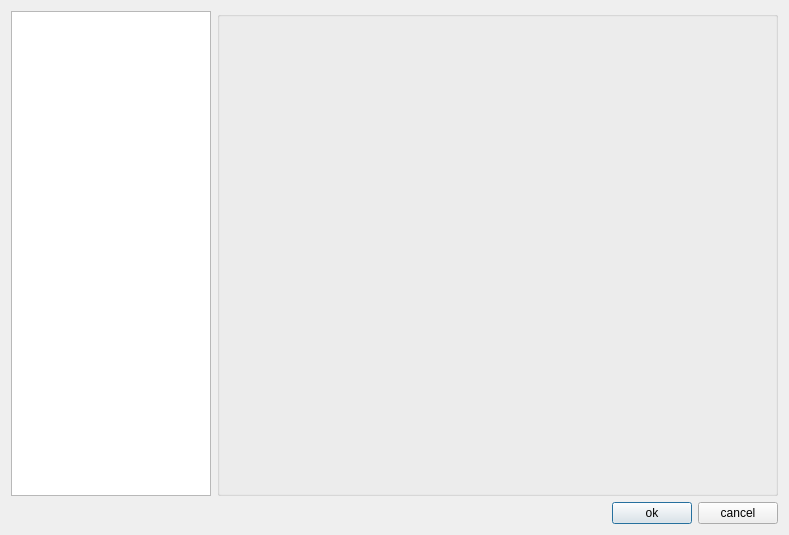
The window that src/ugeneui/src/app_settings/ui/AppSettingsDialog.ui (dualword/ugene-qt4) describes before a commit, drawn with Qt 5.
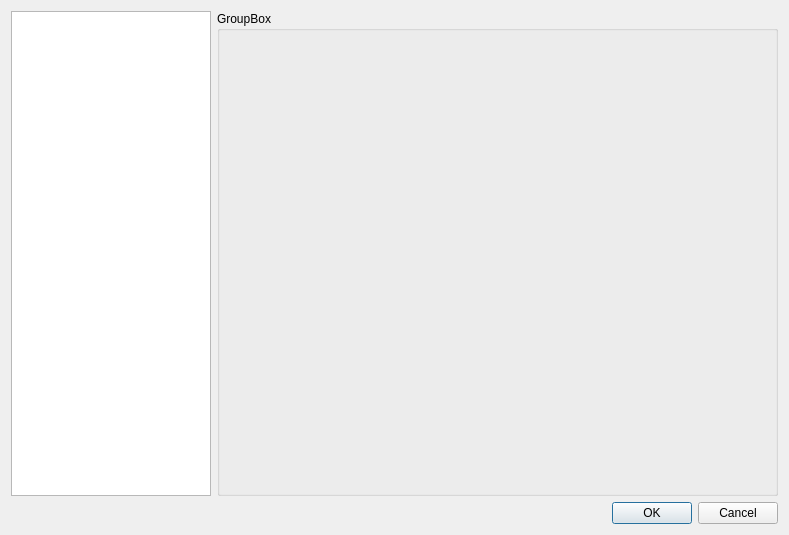
The same window after the commit.

```diff
--- a/src/ugeneui/src/app_settings/ui/AppSettingsDialog.ui
+++ b/src/ugeneui/src/app_settings/ui/AppSettingsDialog.ui
@@ -52,44 +52,20 @@
       </widget>
      </item>
      <item>
-      <widget class="QGroupBox" name="settingsBox" >
-       <property name="title" >
-        <string/>
+      <widget class="QGroupBox" name="settingsBox">
+       <property name="title">
+        <string>GroupBox</string>
        </property>
       </widget>
      </item>
     </layout>
    </item>
    <item>
-    <layout class="QHBoxLayout" name="buttonsLayout" >
-     <item>
-      <spacer name="horizontalSpacer" >
-       <property name="orientation" >
-        <enum>Qt::Horizontal</enum>
-       </property>
-       <property name="sizeHint" stdset="0" >
-        <size>
-         <width>200</width>
-         <height>22</height>
-        </size>
-       </property>
-      </spacer>
-     </item>
-     <item>
-      <widget class="QPushButton" name="okButton" >
-       <property name="text" >
-        <string>ok</string>
-       </property>
-      </widget>
-     </item>
-     <item>
-      <widget class="QPushButton" name="cancelButton" >
-       <property name="text" >
-        <string>cancel</string>
-       </property>
-      </widget>
-     </item>
-    </layout>
+    <widget class="QDialogButtonBox" name="buttonBox">
+     <property name="standardButtons">
+      <set>QDialogButtonBox::Cancel|QDialogButtonBox::Ok</set>
+     </property>
+    </widget>
    </item>
   </layout>
  </widget>
```
Left out of the diff: 63 changed lines with no effect on the pictures.
